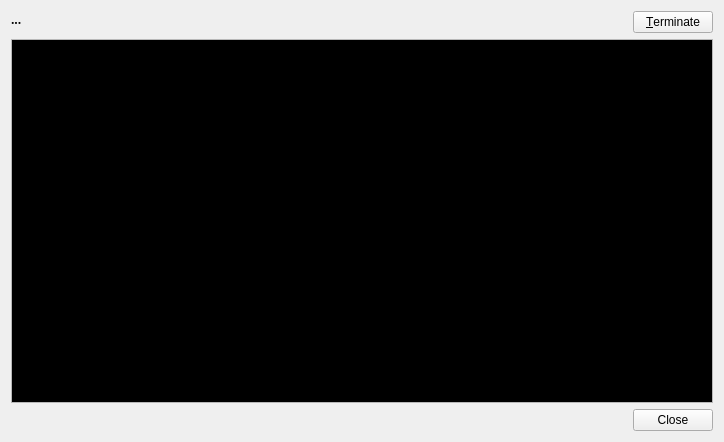
First picture: the form in src/console.ui, repository tibirna/qgit, before the edit.
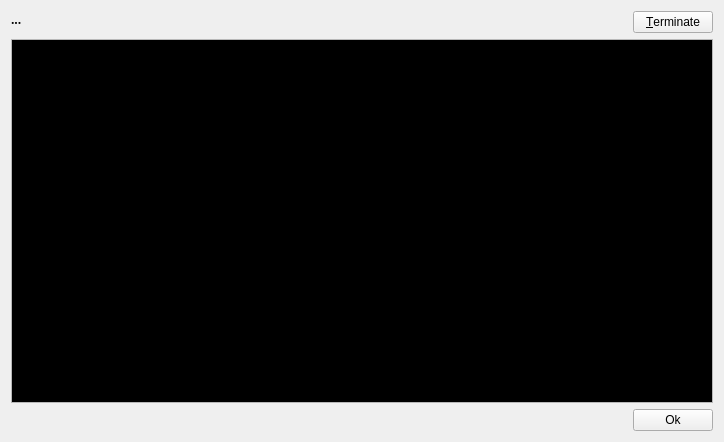
Second picture: the form after the edit. Icons and pictures are not drawn.

Commit message: Return the functional: Close the output window by clicking "Enter"

The edit to the form file:
```diff
--- a/src/console.ui
+++ b/src/console.ui
@@ -275,11 +275,28 @@
      </widget>
     </item>
     <item>
-     <widget class="QDialogButtonBox" name="buttonBox">
-      <property name="standardButtons">
-       <set>QDialogButtonBox::Close</set>
-      </property>
-     </widget>
+     <layout class="QHBoxLayout" name="horizontalLayout">
+      <item>
+       <spacer name="horizontalSpacer">
+        <property name="orientation">
+         <enum>Qt::Horizontal</enum>
+        </property>
+        <property name="sizeHint" stdset="0">
+         <size>
+          <width>40</width>
+          <height>20</height>
+         </size>
+        </property>
+       </spacer>
+      </item>
+      <item>
+       <widget class="QPushButton" name="pushButtonOk">
+        <property name="text">
+         <string>Ok</string>
+        </property>
+       </widget>
+      </item>
+     </layout>
     </item>
    </layout>
   </widget>
```
Left out of the diff: 37 changed lines with no effect on the pictures. The commit also changes 2 other files.
